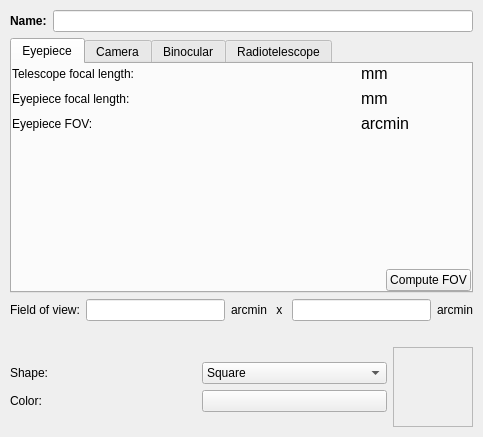
The window that kstars/newfov.ui (KDE/kstars) describes before a commit, drawn with Qt 5.
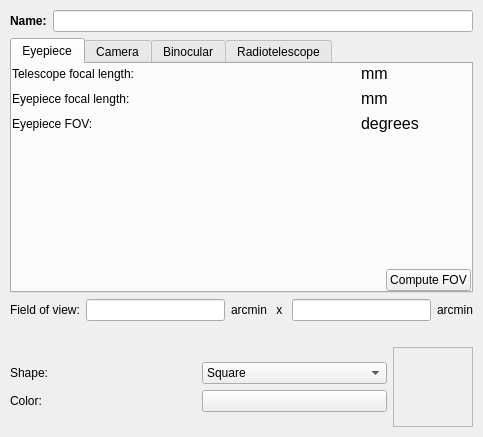
The same window after the commit. The open tabs and pages were chosen to show the change. Custom widgets are drawn as their Qt base class.

Commit message:
Applying Alexey Khudiakov's patch, making usability improvements to the FOV Editor:
+ Telescope eyepiece apparent fields are now measured in Degrees
  instead of arcminutes.

+ Make the Eyepiece tab default

Thanks Alexey!

What changed in the file:
```diff
--- a/kstars/newfov.ui
+++ b/kstars/newfov.ui
@@ -226,7 +226,7 @@
                 </font>
                </property>
                <property name="text" >
-                <string>arcmin</string>
+                <string>degrees</string>
                </property>
               </widget>
              </item>
```
Left out of the diff: 2 changed lines with no effect on the pictures. The commit also changes 1 other file.
